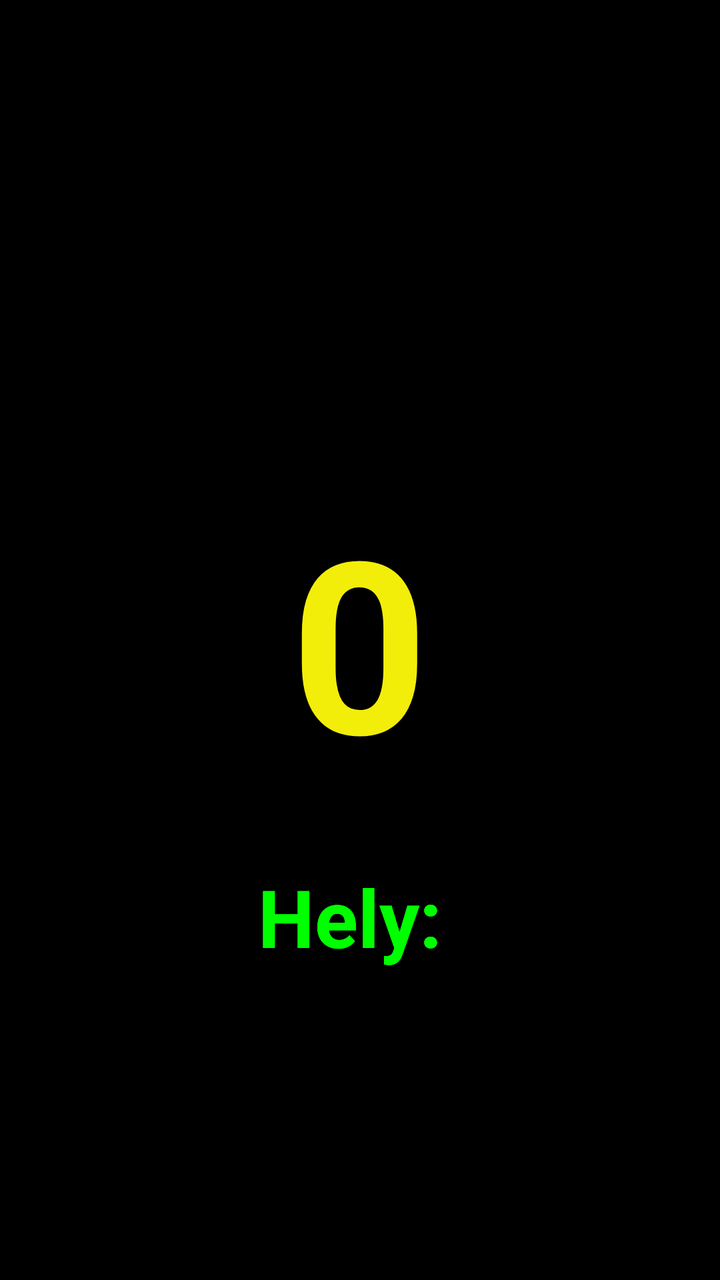
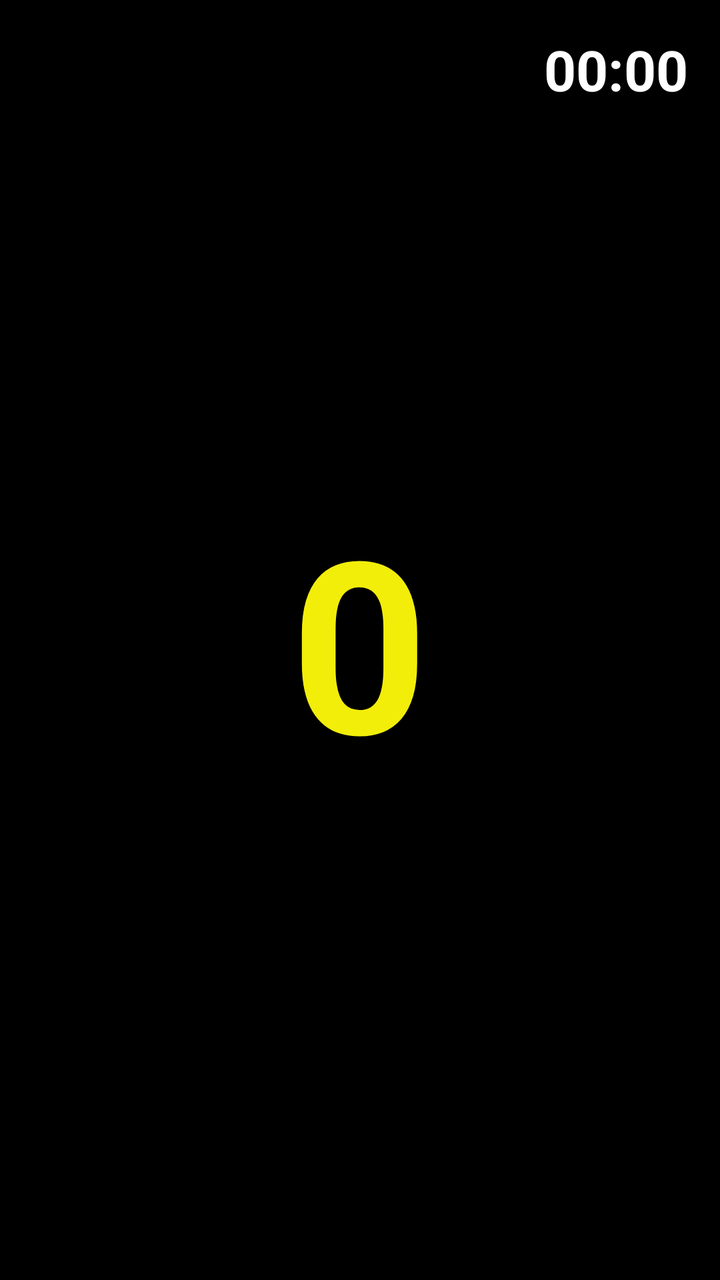

Screens rendered from an Android XML layout before and after an edit, with the pre-edit source and the edit as a unified diff.
<!-- AndroidManifest.xml: application theme Theme.AppCompat.Light.NoActionBar -->
<!-- res/layout/activity_main.xml -->
<?xml version="1.0" encoding="utf-8"?>
<RelativeLayout xmlns:android="http://schemas.android.com/apk/res/android"
    android:layout_width="match_parent"
    android:layout_height="match_parent"
    android:background="#000000">


    <TextView
        android:id="@+id/tvRoad"
        android:layout_width="wrap_content"
        android:layout_height="wrap_content"
        android:text="Hely: "
        android:textSize="40sp"
        android:textColor="#00FF00"
        android:textStyle="bold"
        android:layout_below="@id/tvSpeed"
        android:layout_centerHorizontal="true"
        android:layout_marginTop="32dp"
        android:singleLine="false"
        android:maxLines="3"/>

    <TextView
        android:id="@+id/tvVideoStatus"
        android:layout_width="wrap_content"
        android:layout_height="wrap_content"
        android:text=""
        android:textSize="28sp"
        android:textColor="#FF0000"
        android:textStyle="bold"
        android:layout_below="@id/tvRoad"
        android:layout_centerHorizontal="true"
        android:layout_marginTop="16dp"/>

    <TextView
        android:id="@+id/tvSpeed"
        android:layout_width="wrap_content"
        android:layout_height="wrap_content"
        android:text="0"
        android:textSize="120sp"
        android:textColor="#f2ee09"
        android:textStyle="bold"
        android:layout_centerInParent="true"/>


    <TextView
        android:id="@+id/tvRoad"
        android:layout_width="wrap_content"
        android:layout_height="wrap_content"
        android:text="Hely: "
        android:textSize="40sp"
        android:textColor="#00FF00"
        android:textStyle="bold"
        android:layout_below="@id/tvSpeed"
        android:layout_centerHorizontal="true"
        android:layout_marginTop="32dp"
        android:singleLine="false"
        android:maxLines="3" />

</RelativeLayout>
<!-- resources referenced by this layout -->
<resources>

</resources>

<!-- the commit's change to res/layout/activity_main.xml (unified diff, before → after) -->
@@ -6,18 +6,17 @@
 
 
     <TextView
-        android:id="@+id/tvRoad"
+        android:id="@+id/tvTime"
         android:layout_width="wrap_content"
         android:layout_height="wrap_content"
-        android:text="Hely: "
-        android:textSize="40sp"
-        android:textColor="#00FF00"
+        android:text="00:00"
+        android:textSize="28sp"
+        android:textColor="#FFFFFF"
         android:textStyle="bold"
-        android:layout_below="@id/tvSpeed"
-        android:layout_centerHorizontal="true"
-        android:layout_marginTop="32dp"
-        android:singleLine="false"
-        android:maxLines="3"/>
+        android:layout_alignParentTop="true"
+        android:layout_alignParentEnd="true"
+        android:layout_marginTop="16dp"
+        android:layout_marginEnd="16dp"/>
 
     <TextView
         android:id="@+id/tvVideoStatus"
@@ -42,18 +41,6 @@
         android:layout_centerInParent="true"/>
 
 
-    <TextView
-        android:id="@+id/tvRoad"
-        android:layout_width="wrap_content"
-        android:layout_height="wrap_content"
-        android:text="Hely: "
-        android:textSize="40sp"
-        android:textColor="#00FF00"
-        android:textStyle="bold"
-        android:layout_below="@id/tvSpeed"
-        android:layout_centerHorizontal="true"
-        android:layout_marginTop="32dp"
-        android:singleLine="false"
-        android:maxLines="3" />
+    
 
 </RelativeLayout>
